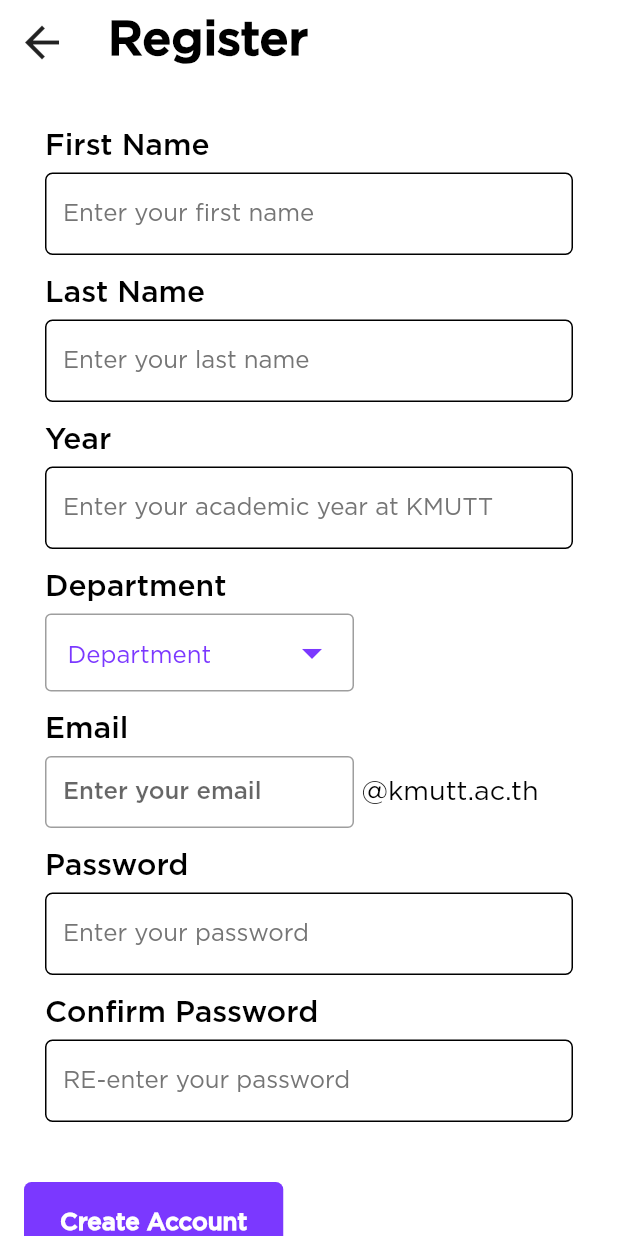
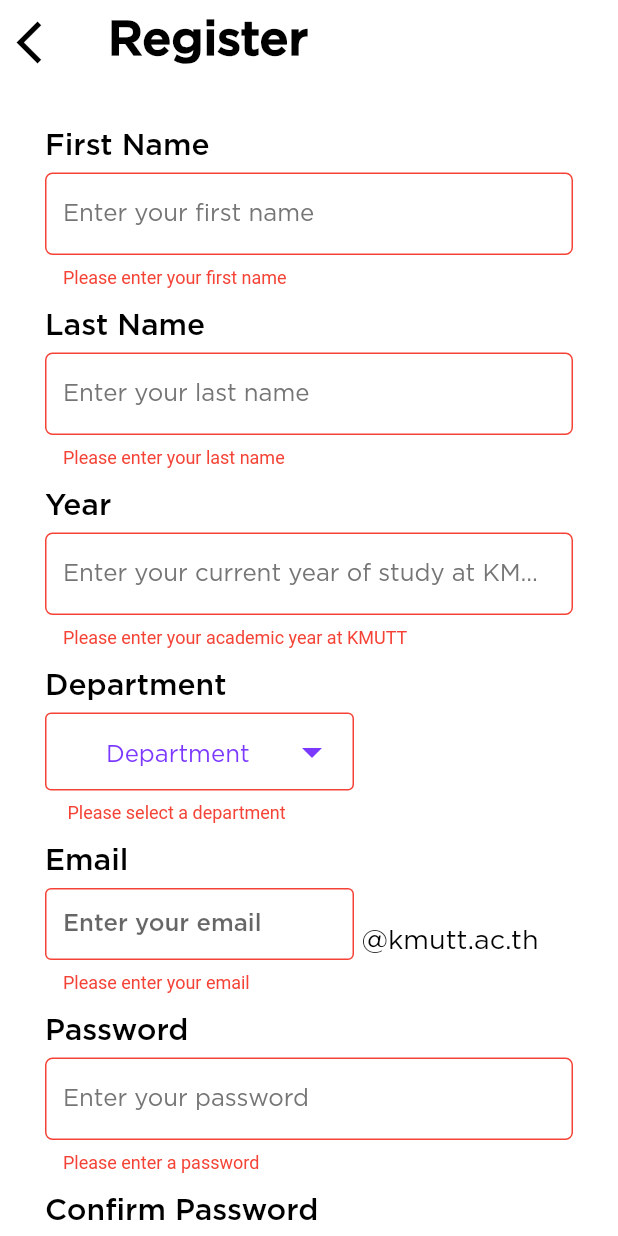
Before and after one commit to khush2003/wismod, a Flutter app: the SignUpView screen opened by its route, on a phone screen of 412 x 824 dp. Run offline on Flutter 3.47's test engine with Material 2 defaults, Android fonts, the phone set to English and light mode, and no system bars; our stand-ins replace firebase_core, get; accounts and stored records are empty; network calls fail.

Commit message:
signup view and controller ui finished

```diff
--- /dev/null
+++ b/lib/modules/auth/controllers/signup_controller.dart
@@ -0,0 +1,114 @@
+import 'package:flutter/material.dart';
+import 'package:get/get.dart';
+
+import '../../../routes/routes.dart';
+import '../../../theme/global_widgets.dart';
+
+class SignUpController extends GetxController {
+  final firstNameController = TextEditingController();
+  final lastNameController = TextEditingController();
+  final yearController = TextEditingController();
+  final emailController = TextEditingController();
+  final passwordController = TextEditingController();
+  final confirmPasswordController = TextEditingController();
+
+  final departmentOptions = [
+    'Department',
+    'Department of Electrical Engineering',
+    'Department of Computer Engineering',
+    'Department of Electronic and Telecommunication Engineering',
+    'Department of Control System and Instrumentation Engineering',
+    'Department of Mechanical Engineering',
+    'Department of Civil Engineering',
+    'Department of Environmental Engineering',
+    'Department of Practical Lead Production Engineering',
+    'Department of Tool and Material Engineering',
+    'Department of Chemical Engineering',
+    'Department of Food Engineering',
+    'Department of Biological Engineering',
+    'Department of Aquaculture Engineering'
+  ];
+
+  final selectedDepartment = 'Department'.obs;
+
+  final firstNameError = RxString('');
+  final lastNameError = RxString('');
+  final yearError = RxString('');
+  final emailError = RxString('');
+  final passwordError = RxString('');
+  final confirmPasswordError = RxString('');
+
+  String? validateFirstName(String? value) {
+    if (value == null || value.isEmpty) {
+      return 'Please enter your first name';
+    } else if (value.length > 20) {
+      return 'First name cannot be longer than 20 characters';
+    }
+    return null;
+  }
+
+  String? validateLastName(String? value) {
+    if (value == null || value.isEmpty) {
+      return 'Please enter your last name';
+    } else if (value.length > 20) {
+      return 'Last name cannot be longer than 20 characters';
+    }
+    return null;
+  }
+
+  String? validateYear(String? value) {
+    if (value == null || value.isEmpty) {
+      return 'Please enter your academic year at KMUTT';
+    }
+
+    int? year = int.tryParse(value);
+
+    if (year == null || year == 0) {
+      return 'Please enter a valid year';
+    }
+
+    if (year > 9) {
+      return 'Year cannot be larger than 9';
+    }
+
+    return null;
+  }
+
+  String? validateDropdown(String? value) {
+    if (value == null || value.isEmpty || value == 'Department') {
+      return 'Please select a department';
+    }
+    return null;
+  }
+
+  String? validateEmail(String? value) {
+    final emailPattern =
+        RegExp(r'^[a-zA-Z0-9._%+-]+@[a-zA-Z0-9.-]+\.[a-zA-Z]{2,}$');
+    if (value == null || value.isEmpty) {
+      return 'Please enter your email';
+    } else if (!value.endsWith('@kmutt.ac.th')) {
+      return 'Email must end with @kmutt.ac.th';
+    } else if (!emailPattern.hasMatch(value)) {
+      return 'Please enter a valid email address';
+    }
+    return null;
+  }
+
+  String? validatePassword(String? value) {
+    if (value == null || value.isEmpty) {
+      return 'Please enter a password';
+    } else if (value.length < 8) {
+      return 'Password must be at least 8 characters long';
+    }
+    return null;
+  }
+
+  String? validateConfirmPassword(String? value) {
+    if (value == null || value.isEmpty) {
+      return 'Please confirm your password';
+    } else if (value != passwordController.text) {
+      return 'Passwords do not match';
+    }
+    return null;
+  }
+}
--- a/lib/modules/auth/views/signup_view.dart
+++ b/lib/modules/auth/views/signup_view.dart
@@ -3,15 +3,10 @@ import 'package:get/get.dart';
 
 import '../../../routes/routes.dart';
 import '../../../theme/global_widgets.dart';
+import '../controllers/signup_controller.dart';
 
 class SignUpView extends StatelessWidget {
-  final TextEditingController firstNameController = TextEditingController();
-  final TextEditingController lastNameController = TextEditingController();
-  final TextEditingController yearController = TextEditingController();
-  final TextEditingController emailController = TextEditingController();
-  final TextEditingController passwordController = TextEditingController();
-  final TextEditingController confirmPasswordController =
-      TextEditingController();
+  final SignUpController signUpController = Get.put(SignUpController());
 
   final List<String> departmentOptions = [
     'Department',
@@ -32,21 +27,63 @@ class SignUpView extends StatelessWidget {
 
   final RxString selectedDepartment = RxString('Department');
 
+  SignUpView({super.key});
+  bool _validateInputs() {
+    String? firstNameError = signUpController
+        .validateFirstName(signUpController.firstNameController.text);
+    String? lastNameError = signUpController
+        .validateLastName(signUpController.lastNameController.text);
+    String? yearError =
+        signUpController.validateYear(signUpController.yearController.text);
+    String? emailError =
+        signUpController.validateEmail(signUpController.emailController.text);
+    String? passwordError = signUpController
+        .validatePassword(signUpController.passwordController.text);
+    String? confirmPasswordError = signUpController.validateConfirmPassword(
+        signUpController.confirmPasswordController.text);
+
+    if (signUpController.firstNameController.text.isEmpty ||
+        signUpController.lastNameController.text.isEmpty ||
+        signUpController.yearController.text.isEmpty ||
+        signUpController.selectedDepartment.value == 'Department' ||
+        signUpController.emailController.text.isEmpty ||
+        signUpController.passwordController.text.isEmpty ||
+        signUpController.confirmPasswordController.text.isEmpty ||
+        firstNameError != null ||
+        lastNameError != null ||
+        yearError != null ||
+        emailError != null ||
+        passwordError != null ||
+        confirmPasswordError != null) {
+      return false;
+    }
+
+    return true;
+  }
+
   @override
   Widget build(BuildContext context) {
     return Scaffold(
       appBar: AppBar(
-          title:
-              Text("Register", style: Theme.of(context).textTheme.titleMedium)),
+        leading: IconButton(
+          icon: const Icon(Icons.arrow_back_ios),
+          onPressed: () => Get.back(),
+          color: Colors.black,
+        ),
+        title: Text(
+          "Register",
+          style: Theme.of(context).textTheme.titleMedium,
+        ),
+      ),
       body: SingleChildScrollView(
         child: Padding(
           padding: const EdgeInsets.all(16.0),
           child: Column(
             crossAxisAlignment: CrossAxisAlignment.start,
             children: [
-              SizedBox(height: 16),
+              const SizedBox(height: 16),
               Padding(
-                padding: EdgeInsets.fromLTRB(14.0, 0.0, 14.0, 8.0),
+                padding: const EdgeInsets.fromLTRB(14.0, 0.0, 14.0, 8.0),
                 child: Text(
                   'First Name',
                   style: Theme.of(context).textTheme.displayLarge,
@@ -54,12 +91,17 @@ class SignUpView extends StatelessWidget {
               ),
               Padding(
                 padding: const EdgeInsets.fromLTRB(14.0, 0.0, 14.0, 16.0),
+                child: Form(
+                  autovalidateMode: AutovalidateMode.always,
                   child: TextFormFeildThemed(
                     hintText: "Enter your first name",
-                    controller: firstNameController),
+                    controller: signUpController.firstNameController,
+                    validator: signUpController.validateFirstName,
+                  ),
+                ),
               ),
               Padding(
-                padding: EdgeInsets.fromLTRB(14.0, 0.0, 14.0, 8.0),
+                padding: const EdgeInsets.fromLTRB(14.0, 0.0, 14.0, 8.0),
                 child: Text(
                   'Last Name',
                   style: Theme.of(context).textTheme.displayLarge,
@@ -67,12 +109,17 @@ class SignUpView extends StatelessWidget {
               ),
               Padding(
                 padding: const EdgeInsets.fromLTRB(14.0, 0.0, 14.0, 16.0),
+                child: Form(
+                  autovalidateMode: AutovalidateMode.always,
                   child: TextFormFeildThemed(
                     hintText: "Enter your last name",
-                    controller: lastNameController),
+                    controller: signUpController.lastNameController,
+                    validator: signUpController.validateLastName,
+                  ),
+                ),
               ),
               Padding(
-                padding: EdgeInsets.fromLTRB(14.0, 0.0, 14.0, 8.0),
+                padding: const EdgeInsets.fromLTRB(14.0, 0.0, 14.0, 8.0),
                 child: Text(
                   'Year',
                   style: Theme.of(context).textTheme.displayLarge,
@@ -80,29 +127,39 @@ class SignUpView extends StatelessWidget {
               ),
               Padding(
                 padding: const EdgeInsets.fromLTRB(14.0, 0.0, 14.0, 16.0),
+                child: Form(
+                  autovalidateMode: AutovalidateMode.always,
                   child: TextFormFeildThemed(
-                    hintText: "Enter your academic year at KMUTT",
-                    controller: firstNameController),
+                    hintText: "Enter your current year of study at KMUTT",
+                    controller: signUpController.yearController,
+                    validator: signUpController.validateYear,
+                  ),
+                ),
               ),
               Padding(
-                padding: EdgeInsets.fromLTRB(14.0, 0.0, 14.0, 8.0),
+                padding: const EdgeInsets.fromLTRB(14.0, 0.0, 14.0, 8.0),
                 child: Text(
                   'Department',
                   style: Theme.of(context).textTheme.displayLarge,
                 ),
               ),
               Padding(
-                padding: EdgeInsets.fromLTRB(14.0, 0.0, 14.0, 16.0),
-                child: Container(
+                padding: const EdgeInsets.fromLTRB(14.0, 0.0, 14.0, 16.0),
+                child: Form(
+                  autovalidateMode: AutovalidateMode.always,
+                  child: SizedBox(
                     width: MediaQuery.of(context).size.width * 0.5,
                     child: DropdownButtonFormField<String>(
-                    value: selectedDepartment.value,
+                      value: signUpController.selectedDepartment.value,
                       items: departmentOptions.map((department) {
                         return DropdownMenuItem(
                           value: department,
+                          child: Container(
+                            margin: const EdgeInsets.symmetric(vertical: 4.0),
+                            child: Center(
                               child: Text(
                                 department,
-                          style: TextStyle(
+                                style: const TextStyle(
                                   fontSize: 16,
                                   fontWeight: FontWeight.normal,
                                   color: Color.fromRGBO(123, 56, 255, 1),
@@ -110,11 +167,13 @@ class SignUpView extends StatelessWidget {
                                 ),
                                 textAlign: TextAlign.center,
                               ),
+                            ),
+                          ),
                         );
                       }).toList(),
-                    onChanged: (value) =>
-                        selectedDepartment.value = value ?? '',
-                    decoration: InputDecoration(
+                      onChanged: (value) => signUpController
+                          .selectedDepartment.value = value ?? '',
+                      decoration: const InputDecoration(
                         hintText: 'Department',
                         border: OutlineInputBorder(
                           borderSide: BorderSide(
@@ -132,18 +191,20 @@ class SignUpView extends StatelessWidget {
                         ),
                       ),
                       dropdownColor: Colors.white,
-                    icon: Icon(
+                      icon: const Icon(
                         Icons.arrow_drop_down,
                         color: Color.fromRGBO(123, 56, 255, 1),
                       ),
                       iconSize: 32,
                       elevation: 2,
                       isExpanded: true,
+                      validator: signUpController.validateDropdown,
+                    ),
                   ),
                 ),
               ),
               Padding(
-                padding: EdgeInsets.fromLTRB(14.0, 0.0, 14.0, 8.0),
+                padding: const EdgeInsets.fromLTRB(14.0, 0.0, 14.0, 8.0),
                 child: Text(
                   'Email',
                   style: Theme.of(context).textTheme.displayLarge,
@@ -157,23 +218,27 @@ class SignUpView extends StatelessWidget {
                       flex: 1,
                       child: SizedBox(
                         width: MediaQuery.of(context).size.width * 0.5,
+                        child: Form(
+                          autovalidateMode: AutovalidateMode.always,
                           child: TextFormField(
-                          decoration: InputDecoration(
+                            decoration: const InputDecoration(
                               hintText: "Enter your email",
                               border: OutlineInputBorder(),
-                            contentPadding: const EdgeInsets.symmetric(
+                              contentPadding: EdgeInsets.symmetric(
                                   vertical: 10, horizontal: 12),
                             ),
-                          controller: emailController,
+                            controller: signUpController.emailController,
+                            validator: signUpController.validateEmail,
                             style: const TextStyle(
                                 fontSize: 16, fontWeight: FontWeight.w500),
                             maxLines: 1,
                           ),
                         ),
                       ),
-                    Padding(
-                      padding: const EdgeInsets.only(left: 5.0),
-                      child: const Text(
+                    ),
+                    const Padding(
+                      padding: EdgeInsets.only(left: 5.0),
+                      child: Text(
                         '@kmutt.ac.th',
                         style: TextStyle(
                           fontSize: 18,
@@ -185,7 +250,7 @@ class SignUpView extends StatelessWidget {
                 ),
               ),
               Padding(
-                padding: EdgeInsets.fromLTRB(14.0, 0.0, 14.0, 8.0),
+                padding: const EdgeInsets.fromLTRB(14.0, 0.0, 14.0, 8.0),
                 child: Text(
                   'Password',
                   style: Theme.of(context).textTheme.displayLarge,
@@ -193,12 +258,18 @@ class SignUpView extends StatelessWidget {
               ),
               Padding(
                 padding: const EdgeInsets.fromLTRB(14.0, 0.0, 14.0, 16.0),
+                child: Form(
+                  autovalidateMode: AutovalidateMode.always,
                   child: TextFormFeildThemed(
                     hintText: "Enter your password",
-                    controller: firstNameController),
+                    controller: signUpController.passwordController,
+                    validator: signUpController.validatePassword,
+                    obscureText: true,
+                  ),
+                ),
               ),
               Padding(
-                padding: EdgeInsets.fromLTRB(14.0, 0.0, 14.0, 8.0),
+                padding: const EdgeInsets.fromLTRB(14.0, 0.0, 14.0, 8.0),
                 child: Text(
                   'Confirm Password',
                   style: Theme.of(context).textTheme.displayLarge,
@@ -206,20 +277,48 @@ class SignUpView extends StatelessWidget {
               ),
               Padding(
                 padding: const EdgeInsets.fromLTRB(14.0, 0.0, 14.0, 16.0),
+                child: Form(
+                  autovalidateMode: AutovalidateMode.always,
                   child: TextFormFeildThemed(
-                    hintText: "RE-enter your password",
-                    controller: firstNameController),
+                    hintText: "Re-enter your password",
+                    controller: signUpController.confirmPasswordController,
+                    validator: signUpController.validateConfirmPassword,
+                    obscureText: true,
                   ),
-              SizedBox(height: 24),
+                ),
+              ),
+              const SizedBox(height: 24),
+              Center(
+                child: Column(
+                  mainAxisAlignment: MainAxisAlignment.center,
+                  children: [
                     PrimaryButtonMedium(
-                onPressed: () => Get.toNamed(Routes.verifyemail),
+                      onPressed: () {
+                        if (_validateInputs()) {
+                          Get.toNamed(Routes.verifyemail);
+                        } else {
+                          Get.snackbar(
+                            'Error',
+                            'Please fill in all the fields correctly to create an account.',
+                            snackPosition: SnackPosition.BOTTOM,
+                            backgroundColor: Colors.red,
+                            colorText: Colors.white,
+                          );
+                        }
+                      },
                       child: const Text('Create Account'),
                     ),
-              SizedBox(height: 16),
+                    const SizedBox(height: 16),
                     OutlineButtonMedium(
                       onPressed: () => Get.toNamed(Routes.login),
-                child: const Text('Lof In'),
+                      child: const Padding(
+                        padding: EdgeInsets.symmetric(horizontal: 38.0),
+                        child: Text('Log In'),
                       ),
+                    ),
+                  ],
+                ),
+              )
             ],
           ),
         ),
@@ -227,16 +326,3 @@ class SignUpView extends StatelessWidget {
     );
   }
 }
-
-// import 'package:flutter/material.dart';
-
-// class SignUpView extends StatelessWidget {
-//   const SignUpView({super.key});
-
-//   @override
-//   Widget build(BuildContext context) {
-//     return Scaffold(
-//       appBar: AppBar(title: const Text("Sign Up haaha")),
-//     );
-//   }
-// }
```
Lines whose indentation alone changed are shown as unchanged.
